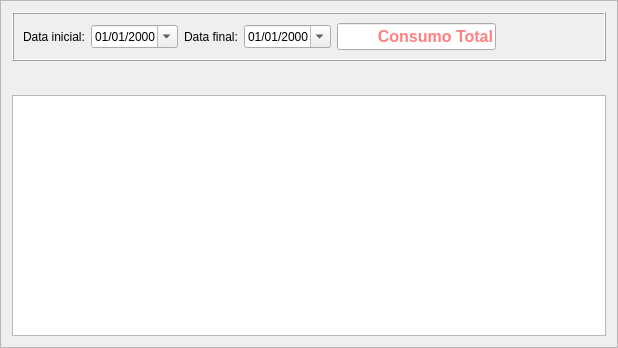
Above: consumptiondatabasewidget.ui from leidensj/BKVale before the change. Below: the same form after it.
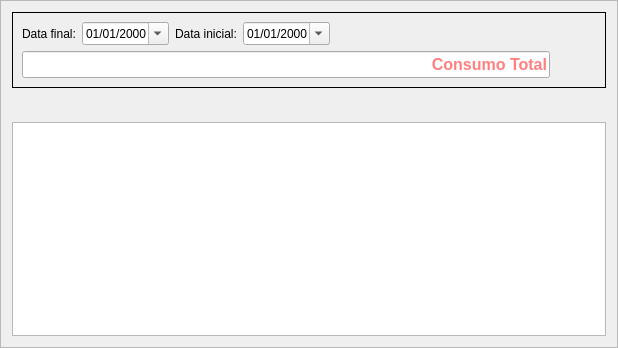
That is the form after the change. Icons and pictures are not drawn.

Patch:
```diff
--- a/consumptiondatabasewidget.ui
+++ b/consumptiondatabasewidget.ui
@@ -21,43 +21,45 @@
   </property>
   <layout class="QVBoxLayout" name="verticalLayout">
    <item>
+    <layout class="QHBoxLayout" name="headerLayout">
+     <item>
     <widget class="QFrame" name="frame">
      <property name="frameShape">
       <enum>QFrame::Box</enum>
      </property>
      <property name="frameShadow">
-      <enum>QFrame::Raised</enum>
-     </property>
+        <enum>QFrame::Plain</enum>
+       </property>
+       <layout class="QVBoxLayout" name="verticalLayout_2">
+        <property name="leftMargin">
+         <number>9</number>
+        </property>
+        <property name="topMargin">
+         <number>9</number>
+        </property>
+        <property name="rightMargin">
+         <number>9</number>
+        </property>
+        <property name="bottomMargin">
+         <number>9</number>
+        </property>
+        <item>
      <layout class="QHBoxLayout" name="horizontalLayout">
+          <property name="spacing">
+           <number>6</number>
+          </property>
       <property name="leftMargin">
-       <number>9</number>
+           <number>0</number>
       </property>
       <property name="topMargin">
-       <number>9</number>
+           <number>0</number>
       </property>
       <property name="rightMargin">
-       <number>9</number>
+           <number>0</number>
       </property>
       <property name="bottomMargin">
-       <number>9</number>
-      </property>
-      <item>
-       <widget class="QLabel" name="label">
-        <property name="text">
-         <string>Data inicial:</string>
-        </property>
-       </widget>
-      </item>
-      <item>
-       <widget class="QDateEdit" name="dateInitial">
-        <property name="displayFormat">
-         <string>dd/MM/yyyy</string>
-        </property>
-        <property name="calendarPopup">
-         <bool>true</bool>
-        </property>
-       </widget>
-      </item>
+           <number>0</number>
+          </property>
       <item>
        <widget class="QLabel" name="label_2">
         <property name="text">
@@ -65,6 +67,23 @@
         </property>
        </widget>
       </item>
+          <item>
+           <widget class="QDateEdit" name="dateInitial">
+            <property name="displayFormat">
+             <string>dd/MM/yyyy</string>
+            </property>
+            <property name="calendarPopup">
+             <bool>true</bool>
+            </property>
+           </widget>
+          </item>
+          <item>
+           <widget class="QLabel" name="label">
+            <property name="text">
+             <string>Data inicial:</string>
+            </property>
+           </widget>
+          </item>
       <item>
        <widget class="QDateEdit" name="dateFinal">
         <property name="wrapping">
@@ -82,6 +101,35 @@
        </widget>
       </item>
       <item>
+           <spacer name="horizontalSpacer">
+            <property name="orientation">
+             <enum>Qt::Horizontal</enum>
+            </property>
+            <property name="sizeHint" stdset="0">
+             <size>
+              <width>40</width>
+              <height>20</height>
+             </size>
+            </property>
+           </spacer>
+          </item>
+         </layout>
+        </item>
+        <item>
+         <layout class="QHBoxLayout" name="horizontalLayout_2">
+          <property name="leftMargin">
+           <number>0</number>
+          </property>
+          <property name="topMargin">
+           <number>0</number>
+          </property>
+          <property name="rightMargin">
+           <number>0</number>
+          </property>
+          <property name="bottomMargin">
+           <number>0</number>
+          </property>
+          <item>
        <widget class="QLineEdit" name="editTotal">
         <property name="palette">
          <palette>
@@ -185,21 +233,12 @@
         </property>
        </widget>
       </item>
-      <item>
-       <spacer name="horizontalSpacer">
-        <property name="orientation">
-         <enum>Qt::Horizontal</enum>
-        </property>
-        <property name="sizeHint" stdset="0">
-         <size>
-          <width>40</width>
-          <height>20</height>
-         </size>
-        </property>
-       </spacer>
+         </layout>
       </item>
      </layout>
     </widget>
+     </item>
+    </layout>
    </item>
    <item>
     <layout class="QHBoxLayout" name="horizontalLayout_3">
```
Lines whose indentation alone changed are shown as unchanged.
